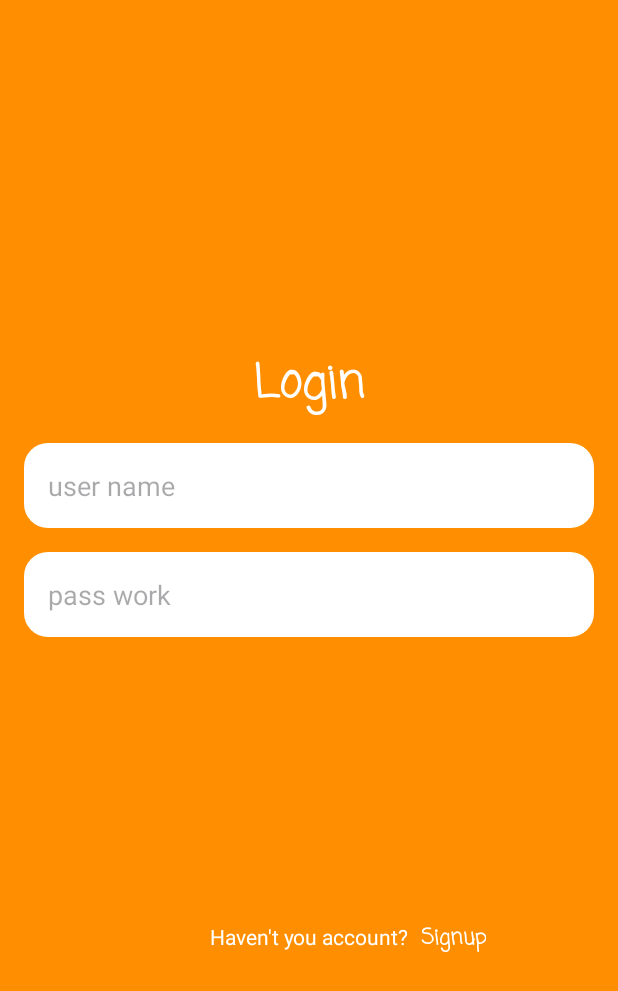
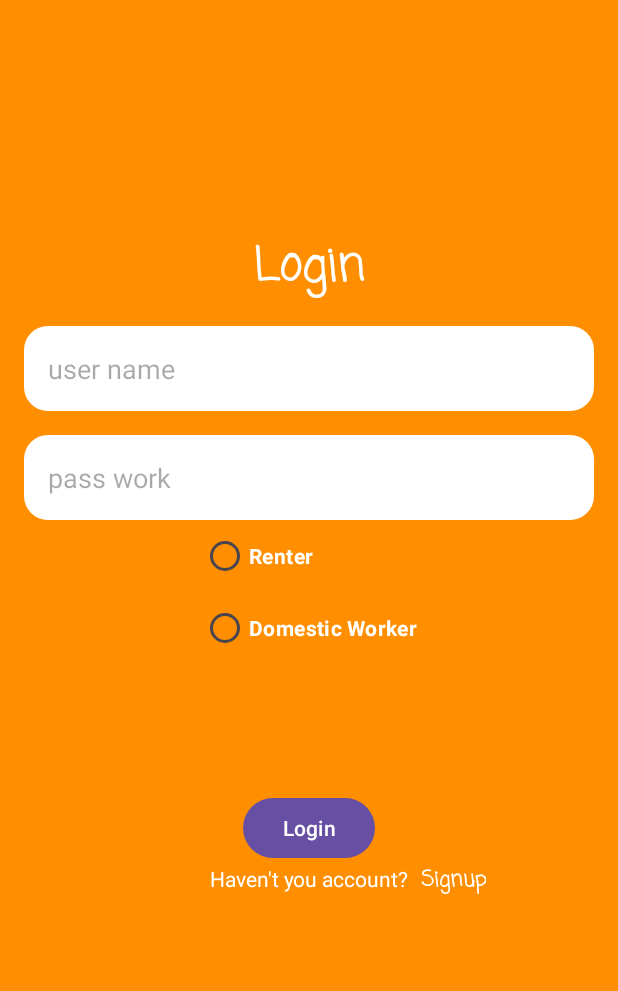
Before and after one commit to hang-26/THome_Android, an Android app: the LoginActivity screen opened directly, with no data from a screen before it, on a phone screen of 412 x 824 dp. Shown: the top 991 px of the screen. Run offline under Robolectric (Android 15) with nearby library versions, the phone set to English and light mode, and no system bars; Roboto replaces fonts that are not available here.

Commit message:
24/2/2024: Completed account register function with fireBase

```diff
--- a/app/src/main/res/layout/activity_login.xml
+++ b/app/src/main/res/layout/activity_login.xml
@@ -21,7 +21,7 @@
         app:layout_constraintEnd_toEndOf="parent"
         app:layout_constraintStart_toStartOf="parent"
         app:layout_constraintTop_toTopOf="parent"
-        app:layout_constraintVertical_bias="0.3" />
+        app:layout_constraintVertical_bias="0.2" />
     <EditText
         android:id="@+id/et_user_name"
         android:layout_width="match_parent"
@@ -48,8 +48,47 @@
         android:background="@drawable/custom_edit_text"
         android:hint="pass work"
         />
+
+    <RadioGroup
+        android:id="@+id/radioGroup"
+        android:layout_width="wrap_content"
+        android:layout_height="wrap_content"
+        app:layout_constraintTop_toBottomOf="@id/et_pass_work"
+        app:layout_constraintStart_toStartOf="@id/et_pass_work"
+        app:layout_constraintEnd_toEndOf="@id/et_pass_work"
+        >
+        <RadioButton
+            android:id="@+id/rb_renter"
+            android:layout_width="wrap_content"
+            android:layout_height="wrap_content"
+            android:text="Renter"
+            android:textColor="@color/white"
+            android:textStyle="bold"
+            />
+        <RadioButton
+            android:id="@+id/rbDomesticWorker"
+            android:layout_width="wrap_content"
+            android:layout_height="wrap_content"
+            android:text="Domestic Worker"
+            android:textStyle="bold"
+            android:textColor="@color/white"
+            />
+    </RadioGroup>
+
+    <Button
+        android:id="@+id/btLogin"
+        android:layout_width="wrap_content"
+        android:layout_height="wrap_content"
+        app:layout_constraintStart_toStartOf="@id/et_pass_work"
+        app:layout_constraintEnd_toEndOf="@id/et_pass_work"
+        app:layout_constraintBottom_toBottomOf="@id/radioGroup"
+        app:layout_constraintBottom_toTopOf="@id/tvQuestionAccount"
+        android:text="Login"
+
+        />
+
     <TextView
-        android:id="@+id/tv_question_account"
+        android:id="@+id/tvQuestionAccount"
         android:layout_width="wrap_content"
         android:layout_height="wrap_content"
         app:layout_constraintTop_toBottomOf="@id/et_pass_work"
@@ -59,12 +98,13 @@
         android:text="Haven't you account?"
         android:textColor="@color/white"
         />
+
     <TextView
-        android:id="@+id/tv_signup"
+        android:id="@+id/tvSignup"
         android:layout_width="wrap_content"
         android:layout_height="wrap_content"
-        app:layout_constraintStart_toEndOf="@id/tv_question_account"
-        app:layout_constraintTop_toTopOf="@id/tv_question_account"
+        app:layout_constraintStart_toEndOf="@id/tvQuestionAccount"
+        app:layout_constraintTop_toTopOf="@id/tvQuestionAccount"
         android:layout_marginHorizontal="@dimen/dp8"
         android:text="Signup"
         android:fontFamily="casual"
```
Also changed, not shown: app/build.gradle (+12 -1 lines), app/src/main/java/com/example/thome/start/data/DataClass.kt (+10 -4 lines), app/src/main/java/com/example/thome/start/login/LoginActivity.kt (+48 -0 lines), app/src/main/java/com/example/thome/start/login/SignupActivity.kt (+38 -2 lines), build.gradle (+6 -1 lines), 1 other file.
